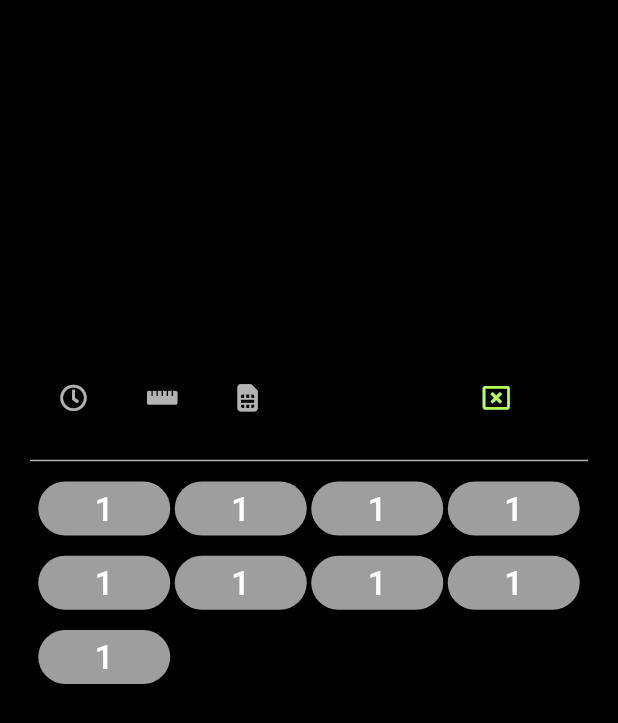
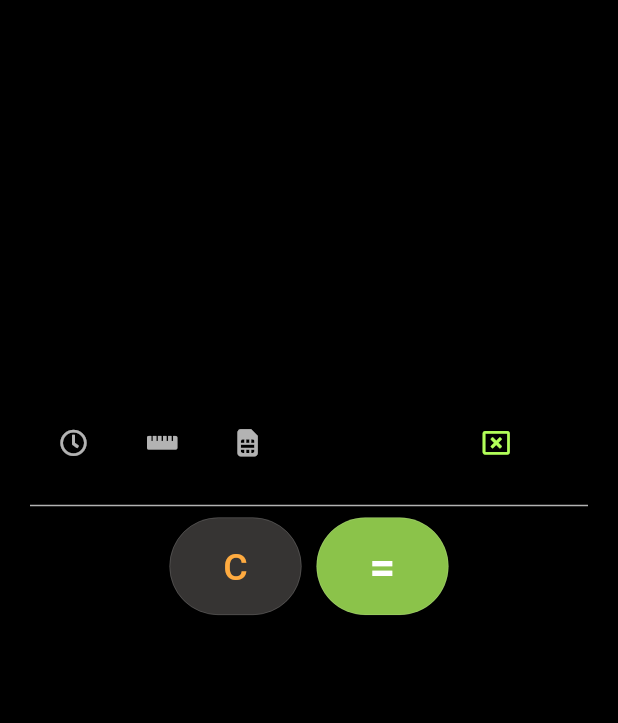
Before and after one commit to eldeeno/calculator, a Flutter app: the screen it shows after launch, on a phone screen of 412 x 824 dp. Shown: the top 723 px of the screen. Run offline on Flutter 3.47's test engine with Material 2 defaults, Android fonts, the phone set to English and light mode, and no system bars; our stand-ins replace font_awesome_flutter; Roboto replaces fonts that are missing (Arial).

Commit message:
Adjusted buttons

```diff
--- a/lib/constants/colors.dart
+++ b/lib/constants/colors.dart
@@ -2,3 +2,5 @@ import 'package:flutter/material.dart';
 
 Color kDarkBackground = Colors.black;
 Color kLightColor = Colors.grey;
+Color kButtonColor1 = Color(0xFF363433);
+Color kButtonColor2 = Colors.lightGreen;
--- a/lib/main.dart
+++ b/lib/main.dart
@@ -37,8 +37,6 @@ class _MyHomePageState extends State<MyHomePage> {
         child: Column(
           mainAxisAlignment: MainAxisAlignment.start,
           children: <Widget>[
-            Column(
-              children: <Widget>[
             Container(
               height: 80.0,
               padding: EdgeInsets.only(
@@ -58,8 +56,8 @@ class _MyHomePageState extends State<MyHomePage> {
                 ),
               ),
             ),
-                Container(
-                  height: 120,
+            Divider(
+              height: 150,
             ),
             Container(
               padding: EdgeInsets.only(bottom: 25.0),
@@ -106,148 +104,60 @@ class _MyHomePageState extends State<MyHomePage> {
             ),
             Container(
               child: Wrap(
-                    spacing: 3.0,
-                    runSpacing: 1.5,
+                spacing: 10.0,
+                runSpacing: 5.0,
                 children: <Widget>[
-                      FlatButton(
+                  Container(
+                    height: 65,
+                    child: FlatButton(
                       shape: RoundedRectangleBorder(
                         borderRadius: BorderRadius.circular(50.0),
+                        side: BorderSide(
+                          width: 0.3,
+                          color: Colors.white30,
+                        ),
                       ),
                       onPressed: () {},
-                        color: Colors.grey,
+                      color: kButtonColor1,
                       textColor: Colors.white,
                       child: Text(
-                          "1",
+                        "C",
                         style: TextStyle(
-                            fontSize: 22.0,
+                          color: Colors.orangeAccent,
+                          fontSize: 25.0,
+                          fontFamily: 'Arial',
                           height: 1.2,
                         ),
                       ),
                     ),
-                      FlatButton(
+                  ),
+                  Container(
+                    height: 65,
+                    child: FlatButton(
                       shape: RoundedRectangleBorder(
                         borderRadius: BorderRadius.circular(50.0),
+                        side: BorderSide(
+                          width: 0.3,
+                          color: Colors.white30,
+                        ),
                       ),
                       onPressed: () {},
-                        color: Colors.grey,
+                      color: kButtonColor2,
                       textColor: Colors.white,
                       child: Text(
-                          "1",
+                        "=",
                         style: TextStyle(
-                            fontSize: 22.0,
+                          color: Colors.white,
+                          fontSize: 30.0,
+                          fontFamily: 'Arial',
                           height: 1.2,
+                          fontWeight: FontWeight.bold,
                         ),
-                        ),
-                      ),
-                      FlatButton(
-                        shape: RoundedRectangleBorder(
-                          borderRadius: BorderRadius.circular(50.0),
-                        ),
-                        onPressed: () {},
-                        color: Colors.grey,
-                        textColor: Colors.white,
-                        child: Text(
-                          "1",
-                          style: TextStyle(
-                            fontSize: 22.0,
-                            height: 1.2,
-                          ),
-                        ),
-                      ),
-                      FlatButton(
-                        shape: RoundedRectangleBorder(
-                          borderRadius: BorderRadius.circular(50.0),
-                        ),
-                        onPressed: () {},
-                        color: Colors.grey,
-                        textColor: Colors.white,
-                        child: Text(
-                          "1",
-                          style: TextStyle(
-                            fontSize: 22.0,
-                            height: 1.2,
-                          ),
-                        ),
-                      ),
-                      FlatButton(
-                        shape: RoundedRectangleBorder(
-                          borderRadius: BorderRadius.circular(50.0),
-                        ),
-                        onPressed: () {},
-                        color: Colors.grey,
-                        textColor: Colors.white,
-                        child: Text(
-                          "1",
-                          style: TextStyle(
-                            fontSize: 22.0,
-                            height: 1.2,
-                          ),
-                        ),
-                      ),
-                      FlatButton(
-                        shape: RoundedRectangleBorder(
-                          borderRadius: BorderRadius.circular(50.0),
-                        ),
-                        onPressed: () {},
-                        color: Colors.grey,
-                        textColor: Colors.white,
-                        child: Text(
-                          "1",
-                          style: TextStyle(
-                            fontSize: 22.0,
-                            height: 1.2,
-                          ),
-                        ),
-                      ),
-                      FlatButton(
-                        shape: RoundedRectangleBorder(
-                          borderRadius: BorderRadius.circular(50.0),
-                        ),
-                        onPressed: () {},
-                        color: Colors.grey,
-                        textColor: Colors.white,
-                        child: Text(
-                          "1",
-                          style: TextStyle(
-                            fontSize: 22.0,
-                            height: 1.2,
-                          ),
-                        ),
-                      ),
-                      FlatButton(
-                        shape: RoundedRectangleBorder(
-                          borderRadius: BorderRadius.circular(50.0),
-                        ),
-                        onPressed: () {},
-                        color: Colors.grey,
-                        textColor: Colors.white,
-                        child: Text(
-                          "1",
-                          style: TextStyle(
-                            fontSize: 22.0,
-                            height: 1.2,
-                          ),
-                        ),
-                      ),
-                      FlatButton(
-                        shape: RoundedRectangleBorder(
-                          borderRadius: BorderRadius.circular(50.0),
-                        ),
-                        onPressed: () {},
-                        color: Colors.grey,
-                        textColor: Colors.white,
-                        child: Text(
-                          "1",
-                          style: TextStyle(
-                            fontSize: 22.0,
-                            height: 1.2,
                       ),
                     ),
                   ),
                 ],
               ),
-                )
-              ],
             ),
           ],
         ),
```
Lines whose indentation alone changed are shown as unchanged.
